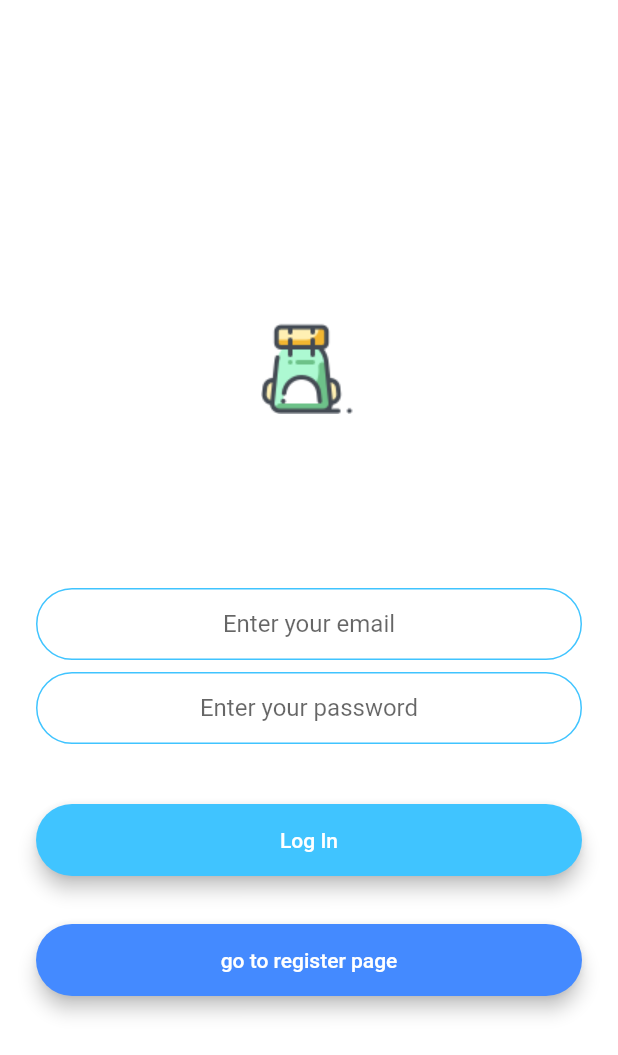
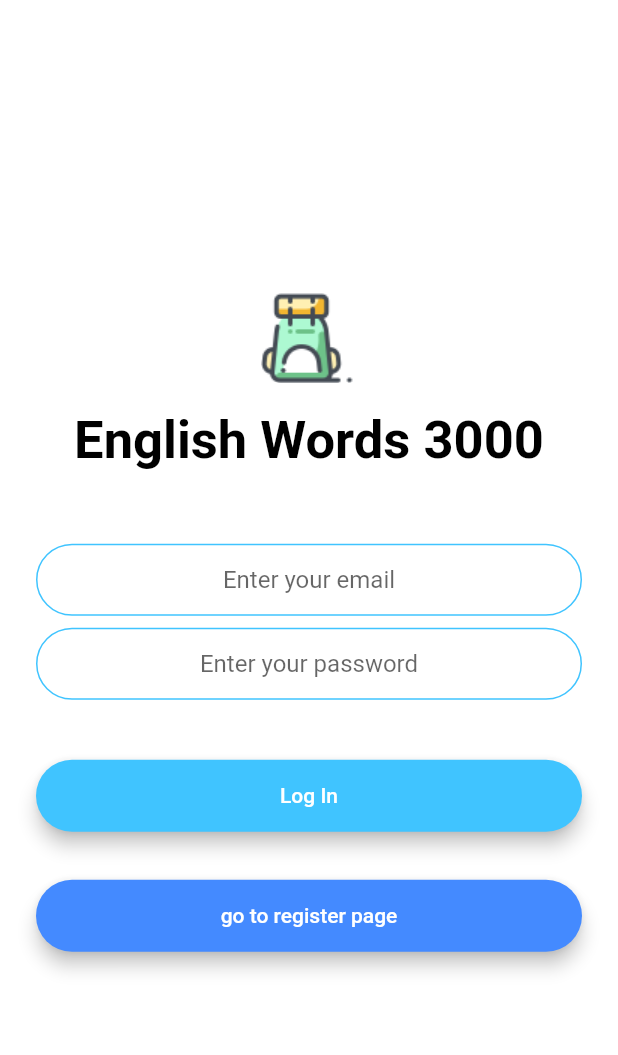
Before and after one commit to Yusuke23/english_words_3000, a Flutter app: the screen it shows after launch, on a phone screen of 412 x 824 dp. Shown: the top 1055 px of the screen. Run offline on Flutter 3.47's test engine with Material 2 defaults, Android fonts, the phone set to English and light mode, and no system bars; drawn by our look-alikes of modal_progress_hud_nsn; our stand-ins replace cloud_firestore, firebase_auth, firebase_core, shared_preferences; accounts and stored records are empty.

Commit message:
ログイン画面にタイトルとアニメーション追加

```diff
--- a/lib/auth_screen/login_page.dart
+++ b/lib/auth_screen/login_page.dart
@@ -13,11 +13,29 @@ class LoginPage extends StatefulWidget {
   _LoginPageState createState() => _LoginPageState();
 }
 
-class _LoginPageState extends State<LoginPage> {
+class _LoginPageState extends State<LoginPage>
+    with SingleTickerProviderStateMixin {
   bool showSpinner = false;
   final _auth = FirebaseAuth.instance;
   String email;
   String password;
+
+  AnimationController controller;
+  Animation animation;
+
+  @override
+  void initState() {
+    super.initState();
+    controller = AnimationController(
+      duration: Duration(seconds: 2),
+      vsync: this,
+    );
+    animation = CurvedAnimation(parent: controller, curve: Curves.bounceOut);
+    controller.forward();
+    controller.addListener(() {
+      setState(() {});
+    });
+  }
 
   @override
   Widget build(BuildContext context) {
@@ -35,9 +53,18 @@ class _LoginPageState extends State<LoginPage> {
                 child: Hero(
                   tag: 'logo',
                   child: Container(
-                    height: 200.0,
+                    height: 100.0,
                     child: Image.asset('images/icons8backpack2.png'),
                   ),
+                ),
+              ),
+              Center(
+                child: Text(
+                  'English Words 3000',
+                  style: TextStyle(
+                      color: Colors.black,
+                      fontSize: animation.value * 35,
+                      fontWeight: FontWeight.w600),
                 ),
               ),
               SizedBox(
--- a/lib/auth_screen/registration_page.dart
+++ b/lib/auth_screen/registration_page.dart
@@ -37,7 +37,7 @@ class _RegistrationPageState extends State<RegistrationPage> {
                     height: 200.0,
                     child: Image.asset(
                       'images/icons8backpack2.png',
-                      scale: 0.5,
+                      scale: 0.7,
                     ),
                   ),
                 ),
--- a/pubspec.yaml
+++ b/pubspec.yaml
@@ -29,9 +29,11 @@ dependencies:
   # Use with the CupertinoIcons class for iOS style icons.
   cupertino_icons: ^1.0.2
   http: ^0.13.0
+
   # アプリを閉じて、再起動しても前回の続きの単語が表示される。
   shared_preferences: ^2.0.5
-  # スピナー
+
+  # ファイアーベースからデータを取得している間に表示されるスピナー
   modal_progress_hud_nsn: ^0.1.0-nullsafety-1
 
   # FlutterFire
```
